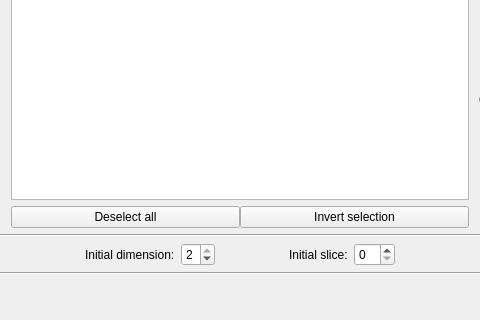
The window that mdt/data/qt_designs/view_results_tab.ui (robbert-harms/MDT) describes before a commit, drawn with Qt 5; both pictures show x 110 to 590 and y 107 to 427 of the 827 by 427 pixel window.
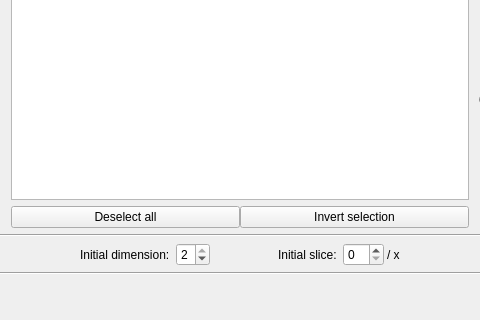
The same window after the commit.

The edit to the form file:
```diff
--- a/mdt/data/qt_designs/view_results_tab.ui
+++ b/mdt/data/qt_designs/view_results_tab.ui
@@ -260,6 +260,20 @@
        <item>
         <widget class="QSpinBox" name="initialSliceChooser"/>
        </item>
+       <item>
+        <layout class="QHBoxLayout" name="horizontalLayout_5">
+         <property name="leftMargin">
+          <number>3</number>
+         </property>
+         <item>
+          <widget class="QLabel" name="maximumIndexLabel">
+           <property name="text">
+            <string>/ x</string>
+           </property>
+          </widget>
+         </item>
+        </layout>
+       </item>
        <item>
         <spacer name="horizontalSpacer_4">
          <property name="orientation">
```
Left out of the diff: 15 changed lines with no effect on the pictures.
